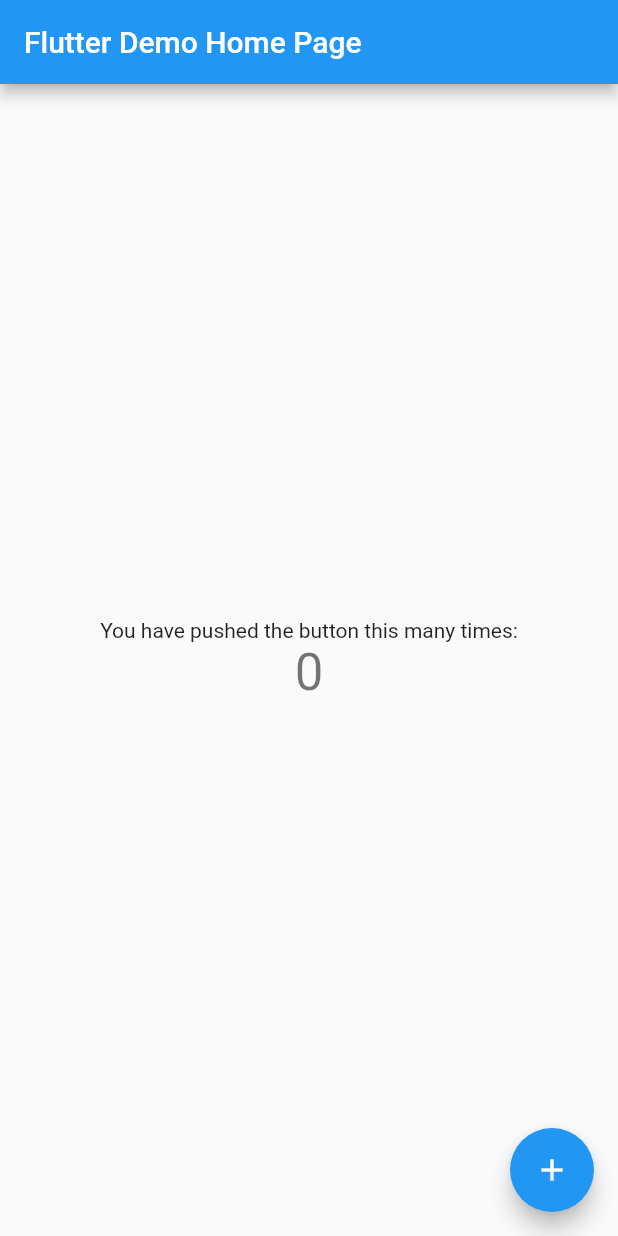
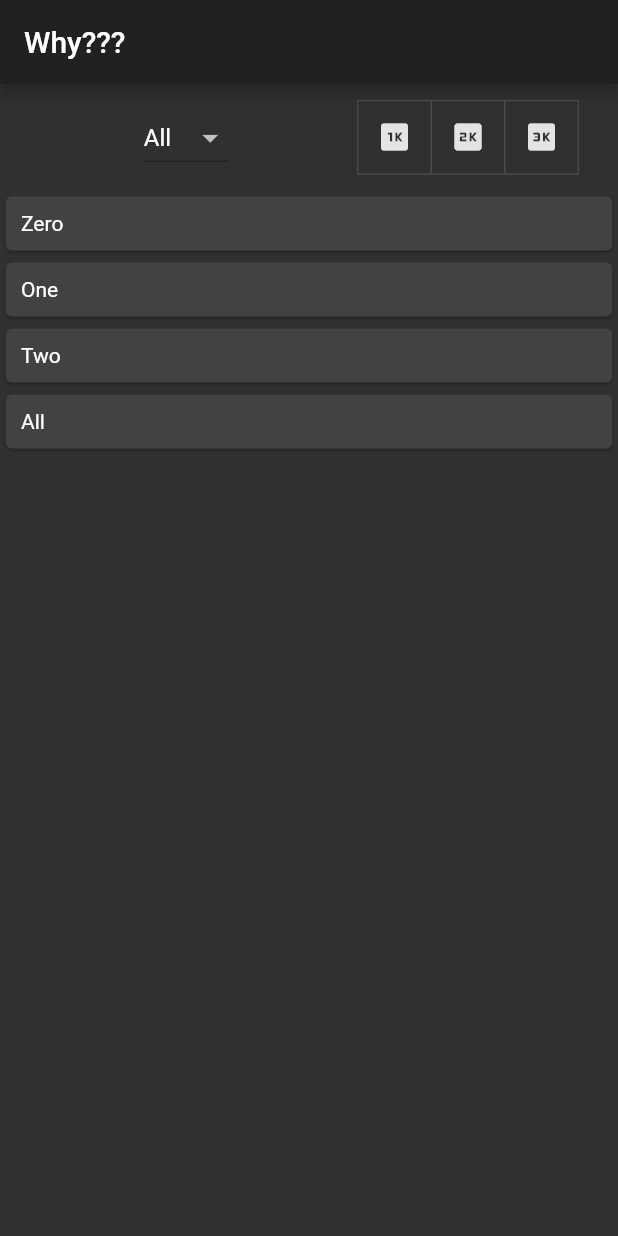
Before and after one commit to codespair/riverpod_update_issue, a Flutter app: the screen it shows after launch, on a phone screen of 412 x 824 dp. Run offline on Flutter 3.47's test engine with Material 2 defaults, Android fonts, the phone set to English and light mode, and no system bars; our stand-ins replace flutter_hooks, hooks_riverpod.

Commit message:
some updates

```diff
--- a/lib/main.dart
+++ b/lib/main.dart
@@ -1,7 +1,9 @@
 import 'package:flutter/material.dart';
+import 'package:flutter_hooks/flutter_hooks.dart';
+import 'package:hooks_riverpod/hooks_riverpod.dart';
 
 void main() {
-  runApp(MyApp());
+  runApp(ProviderScope(child: MyApp()));
 }
 
 class MyApp extends StatelessWidget {
@@ -11,103 +13,175 @@
     return MaterialApp(
       title: 'Flutter Demo',
       theme: ThemeData(
-        // This is the theme of your application.
-        //
-        // Try running your application with "flutter run". You'll see the
-        // application has a blue toolbar. Then, without quitting the app, try
-        // changing the primarySwatch below to Colors.green and then invoke
-        // "hot reload" (press "r" in the console where you ran "flutter run",
-        // or simply save your changes to "hot reload" in a Flutter IDE).
-        // Notice that the counter didn't reset back to zero; the application
-        // is not restarted.
-        primarySwatch: Colors.blue,
+        primarySwatch: Colors.purple,
+        brightness: Brightness.dark,
       ),
-      home: MyHomePage(title: 'Flutter Demo Home Page'),
+      home: MyHomePage(),
     );
   }
 }
 
-class MyHomePage extends StatefulWidget {
-  MyHomePage({Key key, this.title}) : super(key: key);
+List<String> validValues = ['Zero', 'One', 'Two', 'All'];
 
-  // This widget is the home page of your application. It is stateful, meaning
-  // that it has a State object (defined below) that contains fields that affect
-  // how it looks.
+// create simple FutureProvider with respective future call next
+final futureListProvider =
+    FutureProvider.family<List<String>, int>((ref, value) => _getList(value));
 
-  // This class is the configuration for the state. It holds the values (in this
-  // case the title) provided by the parent (in this case the App widget) and
-  // used by the build method of the State. Fields in a Widget subclass are
-  // always marked "final".
-
-  final String title;
-
-  @override
-  _MyHomePageState createState() => _MyHomePageState();
+// in a real case there would be an await call inside this function to network or local db or file system, etc...
+Future<List<String>> _getList(int value) async {
+  List<String> result = [...validValues];
+  if (value == -1) {
+    // do nothing just return original result...
+  } else {
+    result = []..add(result[value]);
+  }
+  debugPrint('Provider refreshed, result => $result');
+  return result;
 }
 
-class _MyHomePageState extends State<MyHomePage> {
-  int _counter = 0;
+// The screen widget where we will use the provider
+class MyHomePage extends HookWidget {
+  @override
+  Widget build(BuildContext context) {
+    final GlobalKey<ScaffoldState> _scaffoldKey = GlobalKey<ScaffoldState>();
+    var stringListProvider = useProvider(futureListProvider(-1));
+    var dropDownValue = useState<String>('All');
+    // state for toggle buttongs
+    var _toggleSelection = useState<List<bool>>(List.generate(3, (_) => false));
 
-  void _incrementCounter() {
-    setState(() {
-      // This call to setState tells the Flutter framework that something has
-      // changed in this State, which causes it to rerun the build method below
-      // so that the display can reflect the updated values. If we changed
-      // _counter without calling setState(), then the build method would not be
-      // called again, and so nothing would appear to happen.
-      _counter++;
-    });
+    return Scaffold(
+      key: _scaffoldKey,
+      appBar: AppBar(
+        title: Text('Why???'),
+      ),
+      body: Column(children: [
+        Padding(
+          padding: EdgeInsets.all(10),
+          child: Row(
+            mainAxisAlignment: MainAxisAlignment.spaceEvenly,
+            crossAxisAlignment: CrossAxisAlignment.center,
+            children: [
+              Flexible(
+                flex: 1,
+                child: Container(
+                  alignment: Alignment.center,
+                  padding: EdgeInsets.fromLTRB(5, 2, 5, 1),
+                  child: DropdownButton<String>(
+                    key: UniqueKey(),
+                    value: dropDownValue.value.toString(),
+                    icon: Icon(Icons.arrow_drop_down),
+                    iconSize: 24,
+                    elevation: 16,
+                    underline: Container(
+                      height: 1,
+                      color: Theme.of(context).primaryColor,
+                    ),
+                    onChanged: (String? newValue) {
+                      dropDownValue.value = newValue!;
+                      context
+                          .refresh(futureListProvider(intFromString(newValue)));
+                    },
+                    items: validValues
+                        .map<DropdownMenuItem<String>>((String value) {
+                      return DropdownMenuItem<String>(
+                        value: value,
+                        child: Text(
+                          value,
+                          style: Theme.of(context).primaryTextTheme.subtitle1,
+                        ),
+                      );
+                    }).toList(),
+                  ),
+                ),
+              ),
+              Flexible(
+                flex: 1,
+                child: ToggleButtons(
+                  children: [
+                    Tooltip(
+                      key: UniqueKey(),
+                      message: 'Zero',
+                      child: Icon(
+                        Icons.one_k,
+                      ),
+                    ),
+                    Tooltip(
+                      key: UniqueKey(),
+                      message: 'One',
+                      child: Icon(Icons.two_k),
+                    ),
+                    Tooltip(
+                      key: UniqueKey(),
+                      message: 'Two',
+                      child: Icon(Icons.three_k),
+                    ),
+                  ],
+                  isSelected: _toggleSelection.value,
+                  onPressed: (int index) {
+                    // also want to refresh the provider here, but one at a time...
+                  },
+                ),
+              ),
+            ],
+          ),
+        ),
+        Container(
+          key: UniqueKey(),
+          height: 200,
+          child: stringListProvider.when(
+            data: (stringList) {
+              debugPrint('List from Provider.when $stringList');
+              return MyListWidget(stringList);
+              // return _buildList(stringList);
+            },
+            loading: () => CircularProgressIndicator(),
+            error: (_, __) => Text('OOOPsss error'),
+          ),
+        ),
+      ]),
+    );
   }
+
+  Widget _buildList(List<String> stringList) {
+    debugPrint('stringList in buildList $stringList');
+    return ListView.builder(
+      itemCount: stringList.length,
+      itemBuilder: (BuildContext context, int index) {
+        return Card(
+          child: Padding(
+              padding: EdgeInsets.all(10), child: Text(stringList[index])),
+        );
+      },
+    );
+  }
+
+  int intFromString(String value) {
+    if (value == 'Zero') return 0;
+    if (value == 'One') return 1;
+    if (value == 'Two') return 2;
+    return -1;
+  }
+}
+
+class MyListWidget extends HookWidget {
+  final GlobalKey<ScaffoldState> _widgetKey = GlobalKey<ScaffoldState>();
+  final List<String> stringList;
+
+  MyListWidget(this.stringList);
 
   @override
   Widget build(BuildContext context) {
-    // This method is rerun every time setState is called, for instance as done
-    // by the _incrementCounter method above.
-    //
-    // The Flutter framework has been optimized to make rerunning build methods
-    // fast, so that you can just rebuild anything that needs updating rather
-    // than having to individually change instances of widgets.
-    return Scaffold(
-      appBar: AppBar(
-        // Here we take the value from the MyHomePage object that was created by
-        // the App.build method, and use it to set our appbar title.
-        title: Text(widget.title),
-      ),
-      body: Center(
-        // Center is a layout widget. It takes a single child and positions it
-        // in the middle of the parent.
-        child: Column(
-          // Column is also a layout widget. It takes a list of children and
-          // arranges them vertically. By default, it sizes itself to fit its
-          // children horizontally, and tries to be as tall as its parent.
-          //
-          // Invoke "debug painting" (press "p" in the console, choose the
-          // "Toggle Debug Paint" action from the Flutter Inspector in Android
-          // Studio, or the "Toggle Debug Paint" command in Visual Studio Code)
-          // to see the wireframe for each widget.
-          //
-          // Column has various properties to control how it sizes itself and
-          // how it positions its children. Here we use mainAxisAlignment to
-          // center the children vertically; the main axis here is the vertical
-          // axis because Columns are vertical (the cross axis would be
-          // horizontal).
-          mainAxisAlignment: MainAxisAlignment.center,
-          children: <Widget>[
-            Text(
-              'You have pushed the button this many times:',
-            ),
-            Text(
-              '$_counter',
-              style: Theme.of(context).textTheme.headline4,
-            ),
-          ],
-        ),
-      ),
-      floatingActionButton: FloatingActionButton(
-        onPressed: _incrementCounter,
-        tooltip: 'Increment',
-        child: Icon(Icons.add),
-      ), // This trailing comma makes auto-formatting nicer for build methods.
+    debugPrint('stringList in MyListWidget.build $stringList');
+    return ListView.builder(
+      key: _widgetKey,
+      itemCount: stringList.length,
+      itemBuilder: (BuildContext context, int index) {
+        return Card(
+          key: UniqueKey(),
+          child: Padding(
+              padding: EdgeInsets.all(10), child: Text(stringList[index])),
+        );
+      },
     );
   }
 }
--- a/pubspec.yaml
+++ b/pubspec.yaml
@@ -18,11 +18,12 @@
 version: 1.0.0+1
 
 environment:
-  sdk: ">=2.7.0 <3.0.0"
+  sdk: ">=2.12.0 <3.0.0"
 
 dependencies:
   flutter:
     sdk: flutter
+  hooks_riverpod: ^0.14.0+1
 
 
   # The following adds the Cupertino Icons font to your application.
```
Also changed, not shown: pubspec.lock, 1 other file.
